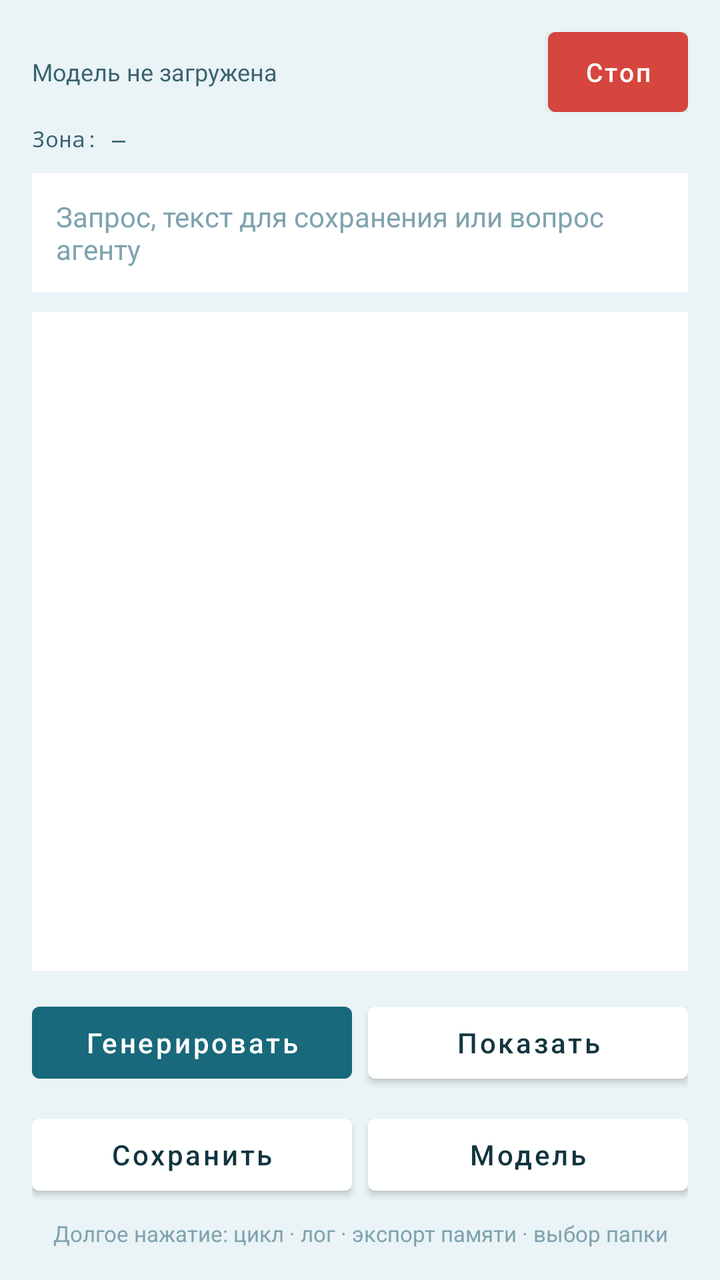
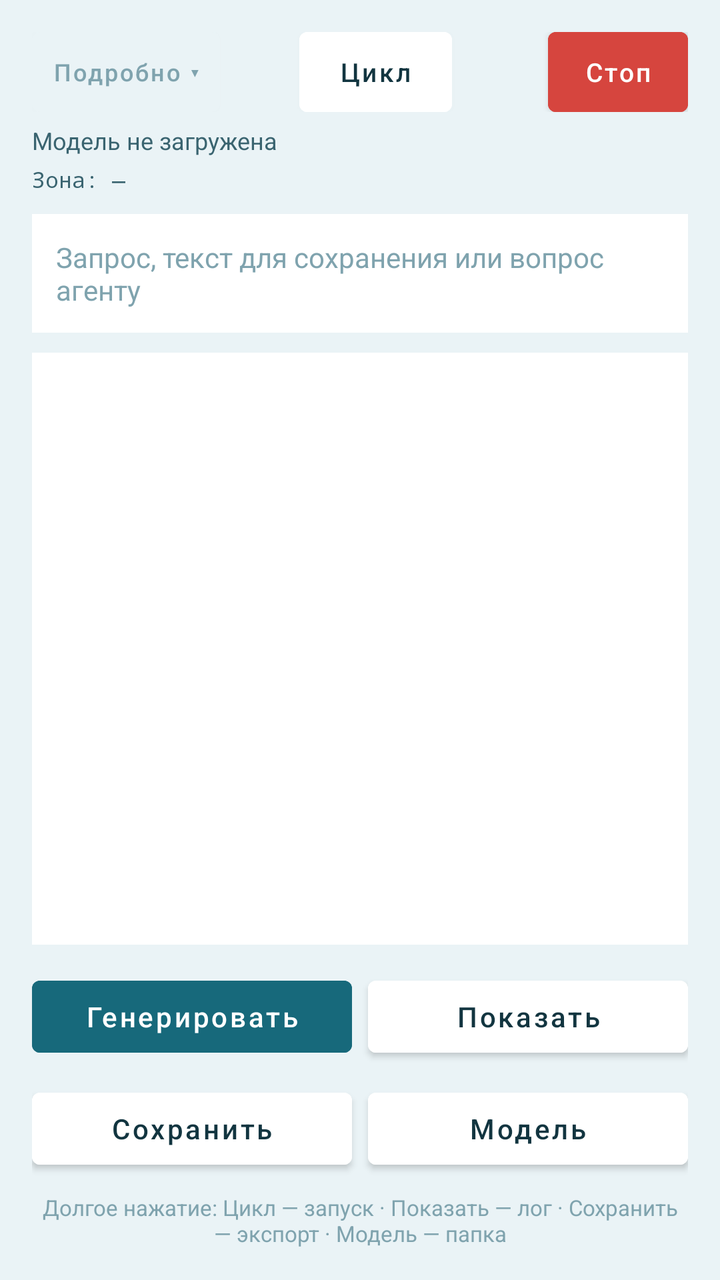

Compare the two renders of this Android layout. The source of the first and the diff that turns it into the second are given below.
<!-- AndroidManifest.xml: application theme Theme.UroborosMobile -->
<!-- res/layout/activity_main.xml -->
<?xml version="1.0" encoding="utf-8"?>
<LinearLayout xmlns:android="http://schemas.android.com/apk/res/android"
    android:layout_width="match_parent"
    android:layout_height="match_parent"
    android:orientation="vertical"
    android:background="#EAF3F6"
    android:padding="16dp">

    
    <LinearLayout
        android:layout_width="match_parent"
        android:layout_height="wrap_content"
        android:orientation="horizontal"
        android:gravity="center_vertical">

        <TextView
            android:id="@+id/textModelStatus"
            android:layout_width="0dp"
            android:layout_height="wrap_content"
            android:layout_weight="1"
            android:textSize="12sp"
            android:textColor="#3A6470"
            android:maxLines="1"
            android:ellipsize="end"
            android:text="Модель не загружена"/>

        <Button
            android:id="@+id/buttonStop"
            android:layout_width="wrap_content"
            android:layout_height="wrap_content"
            android:layout_marginStart="8dp"
            android:minWidth="0dp"
            android:minHeight="40dp"
            android:paddingStart="18dp"
            android:paddingEnd="18dp"
            android:insetTop="0dp"
            android:insetBottom="0dp"
            android:textSize="13sp"
            android:textAllCaps="false"
            android:textColor="#FFFFFF"
            android:backgroundTint="#D6453E"
            android:text="Стоп"/>

    </LinearLayout>

    
    <TextView
        android:id="@+id/textMetrics"
        android:layout_width="match_parent"
        android:layout_height="wrap_content"
        android:layout_marginTop="6dp"
        android:textSize="11sp"
        android:textColor="#3A6470"
        android:fontFamily="monospace"
        android:lineSpacingExtra="2dp"
        android:text="Зона: —"/>

    
    <TextView
        android:id="@+id/textStopBanner"
        android:layout_width="match_parent"
        android:layout_height="wrap_content"
        android:layout_marginTop="10dp"
        android:padding="12dp"
        android:background="#FBE3E1"
        android:textSize="13sp"
        android:textColor="#A3231D"
        android:visibility="gone"
        android:text="Остановлено"/>

    <EditText
        android:id="@+id/editTextInput"
        android:layout_width="match_parent"
        android:layout_height="wrap_content"
        android:layout_marginTop="10dp"
        android:padding="12dp"
        android:background="#FFFFFF"
        android:textSize="14sp"
        android:textColor="#123540"
        android:textColorHint="#7FA3AE"
        android:inputType="textMultiLine"
        android:maxLines="4"
        android:hint="Запрос, текст для сохранения или вопрос агенту"/>

    
    <TextView
        android:id="@+id/textAnswerLabel"
        android:layout_width="match_parent"
        android:layout_height="wrap_content"
        android:layout_marginTop="10dp"
        android:paddingStart="10dp"
        android:paddingTop="8dp"
        android:paddingEnd="10dp"
        android:background="#FFFFFF"
        android:textSize="12sp"
        android:textStyle="bold"
        android:textColor="#5B4B9E"
        android:visibility="gone"
        android:text="Ответ агента"/>

    <TextView
        android:id="@+id/textAnswer"
        android:layout_width="match_parent"
        android:layout_height="wrap_content"
        android:paddingStart="10dp"
        android:paddingBottom="8dp"
        android:paddingEnd="10dp"
        android:background="#FFFFFF"
        android:textSize="13sp"
        android:textColor="#123540"
        android:visibility="gone"/>

    <ScrollView
        android:layout_width="match_parent"
        android:layout_height="0dp"
        android:layout_weight="1"
        android:layout_marginTop="10dp"
        android:padding="12dp"
        android:background="#FFFFFF">

        <TextView
            android:id="@+id/textResults"
            android:layout_width="match_parent"
            android:layout_height="wrap_content"
            android:textSize="13sp"
            android:textColor="#123540"
            android:fontFamily="monospace"/>

    </ScrollView>

    
    <LinearLayout
        android:layout_width="match_parent"
        android:layout_height="wrap_content"
        android:orientation="horizontal"
        android:layout_marginTop="12dp">

        
        <Button
            android:id="@+id/buttonGenerate"
            android:layout_width="0dp"
            android:layout_height="wrap_content"
            android:layout_weight="1"
            android:minHeight="48dp"
            android:textSize="14sp"
            android:textAllCaps="false"
            android:textColor="#FFFFFF"
            android:backgroundTint="#17697B"
            android:enabled="false"
            android:text="Генерировать"/>

        <Button
            android:id="@+id/buttonShow"
            android:layout_width="0dp"
            android:layout_height="wrap_content"
            android:layout_weight="1"
            android:layout_marginStart="8dp"
            android:minHeight="48dp"
            android:textSize="14sp"
            android:textAllCaps="false"
            android:textColor="#123540"
            android:backgroundTint="#FFFFFF"
            android:text="Показать"/>

    </LinearLayout>

    <LinearLayout
        android:layout_width="match_parent"
        android:layout_height="wrap_content"
        android:orientation="horizontal"
        android:layout_marginTop="8dp">

        <Button
            android:id="@+id/buttonSave"
            android:layout_width="0dp"
            android:layout_height="wrap_content"
            android:layout_weight="1"
            android:minHeight="48dp"
            android:textSize="14sp"
            android:textAllCaps="false"
            android:textColor="#123540"
            android:backgroundTint="#FFFFFF"
            android:text="Сохранить"/>

        <Button
            android:id="@+id/buttonLoadModel"
            android:layout_width="0dp"
            android:layout_height="wrap_content"
            android:layout_weight="1"
            android:layout_marginStart="8dp"
            android:minHeight="48dp"
            android:textSize="14sp"
            android:textAllCaps="false"
            android:textColor="#123540"
            android:backgroundTint="#FFFFFF"
            android:text="Модель"/>

    </LinearLayout>

    
    <TextView
        android:layout_width="match_parent"
        android:layout_height="wrap_content"
        android:layout_marginTop="8dp"
        android:gravity="center"
        android:textSize="11sp"
        android:textColor="#7FA3AE"
        android:text="Долгое нажатие: цикл · лог · экспорт памяти · выбор папки"/>

</LinearLayout>
<!-- resources referenced by this layout -->
<resources>
  <style name="Theme.UroborosMobile" parent="Theme.MaterialComponents.DayNight.NoActionBar" />
</resources>

<!-- the commit's change to res/layout/activity_main.xml (unified diff, before → after) -->
@@ -4,6 +4,7 @@
     android:layout_height="match_parent"
     android:orientation="vertical"
     android:background="#EAF3F6"
+    android:animateLayoutChanges="true"
     android:padding="16dp">
 
     
@@ -13,16 +14,47 @@
         android:orientation="horizontal"
         android:gravity="center_vertical">
 
-        <TextView
-            android:id="@+id/textModelStatus"
-            android:layout_width="0dp"
-            android:layout_height="wrap_content"
-            android:layout_weight="1"
+        <Button
+            android:id="@+id/buttonDetails"
+            android:layout_width="wrap_content"
+            android:layout_height="wrap_content"
+            android:minWidth="0dp"
+            android:minHeight="40dp"
+            android:paddingStart="10dp"
+            android:paddingEnd="10dp"
+            android:insetTop="0dp"
+            android:insetBottom="0dp"
             android:textSize="12sp"
-            android:textColor="#3A6470"
-            android:maxLines="1"
-            android:ellipsize="end"
-            android:text="Модель не загружена"/>
+            android:textAllCaps="false"
+            android:textColor="#7FA3AE"
+            android:backgroundTint="#EAF3F6"
+            android:text="Подробно ▾"/>
+
+        <View
+            android:layout_width="0dp"
+            android:layout_height="1dp"
+            android:layout_weight="1"/>
+
+        <Button
+            android:id="@+id/buttonCycle"
+            android:layout_width="wrap_content"
+            android:layout_height="wrap_content"
+            android:minWidth="0dp"
+            android:minHeight="40dp"
+            android:paddingStart="20dp"
+            android:paddingEnd="20dp"
+            android:insetTop="0dp"
+            android:insetBottom="0dp"
+            android:textSize="13sp"
+            android:textAllCaps="false"
+            android:textColor="#123540"
+            android:backgroundTint="#FFFFFF"
+            android:text="Цикл"/>
+
+        <View
+            android:layout_width="0dp"
+            android:layout_height="1dp"
+            android:layout_weight="1"/>
 
         <Button
             android:id="@+id/buttonStop"
@@ -45,15 +77,50 @@
 
     
     <TextView
-        android:id="@+id/textMetrics"
+        android:id="@+id/textModelStatus"
         android:layout_width="match_parent"
         android:layout_height="wrap_content"
         android:layout_marginTop="6dp"
+        android:textSize="12sp"
+        android:textColor="#3A6470"
+        android:maxLines="1"
+        android:ellipsize="end"
+        android:text="Модель не загружена"/>
+
+    
+    <TextView
+        android:id="@+id/textHardware"
+        android:layout_width="match_parent"
+        android:layout_height="wrap_content"
+        android:layout_marginTop="4dp"
         android:textSize="11sp"
         android:textColor="#3A6470"
         android:fontFamily="monospace"
         android:lineSpacingExtra="2dp"
         android:text="Зона: —"/>
+
+    
+    <TextView
+        android:id="@+id/textProgress"
+        android:layout_width="match_parent"
+        android:layout_height="wrap_content"
+        android:layout_marginTop="4dp"
+        android:textSize="11sp"
+        android:textColor="#17697B"
+        android:fontFamily="monospace"
+        android:visibility="gone"/>
+
+    
+    <TextView
+        android:id="@+id/textMetrics"
+        android:layout_width="match_parent"
+        android:layout_height="wrap_content"
+        android:layout_marginTop="6dp"
+        android:textSize="11sp"
+        android:textColor="#3A6470"
+        android:fontFamily="monospace"
+        android:lineSpacingExtra="2dp"
+        android:visibility="gone"/>
 
     
     <TextView
@@ -205,6 +272,6 @@
         android:gravity="center"
         android:textSize="11sp"
         android:textColor="#7FA3AE"
-        android:text="Долгое нажатие: цикл · лог · экспорт памяти · выбор папки"/>
+        android:text="Долгое нажатие: Цикл — запуск · Показать — лог · Сохранить — экспорт · Модель — папка"/>
 
 </LinearLayout>
